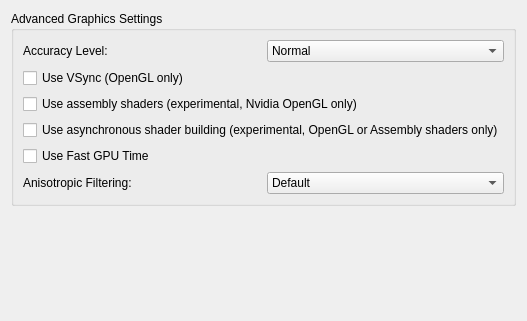
Above: src/yuzu/configuration/configure_graphics_advanced.ui from rorrim-rorrim/eden-alt before the change. Below: the same form after it.
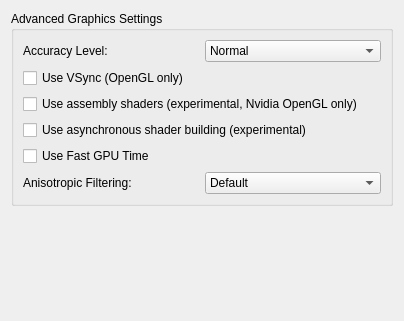
That is the form after the change.

Commit message: Address feedback, add shader compile notifier, update setting text

Diff of the .ui file:
```diff
--- a/src/yuzu/configuration/configure_graphics_advanced.ui
+++ b/src/yuzu/configuration/configure_graphics_advanced.ui
@@ -92,7 +92,7 @@
            <string>Enables asynchronous shader compilation, which may reduce shader stutter. This feature is experimental.</string>
           </property>
           <property name="text">
-           <string>Use asynchronous shader building (experimental, OpenGL or Assembly shaders only)</string>
+           <string>Use asynchronous shader building (experimental)</string>
           </property>
          </widget>
         </item>
```
The commit also changes 8 other files.
